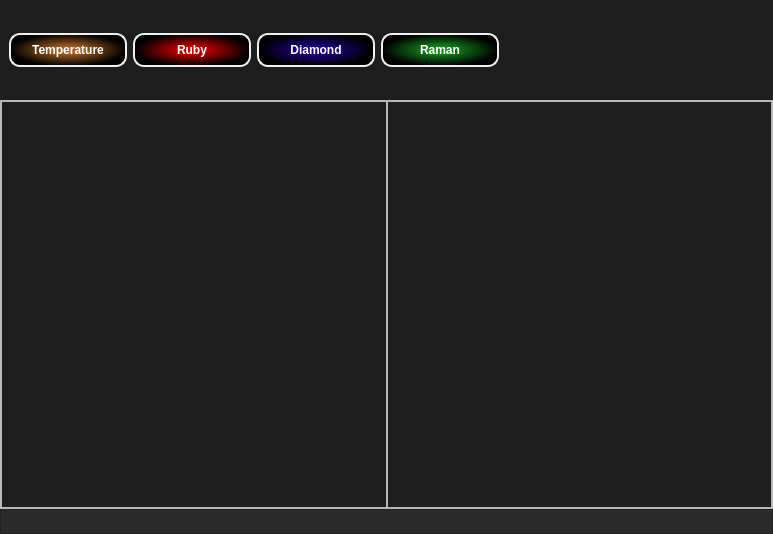
Qt form T-Rax/UIFiles/T_Rax_MainWindow.ui (CPrescher/T-rax) before a commit.
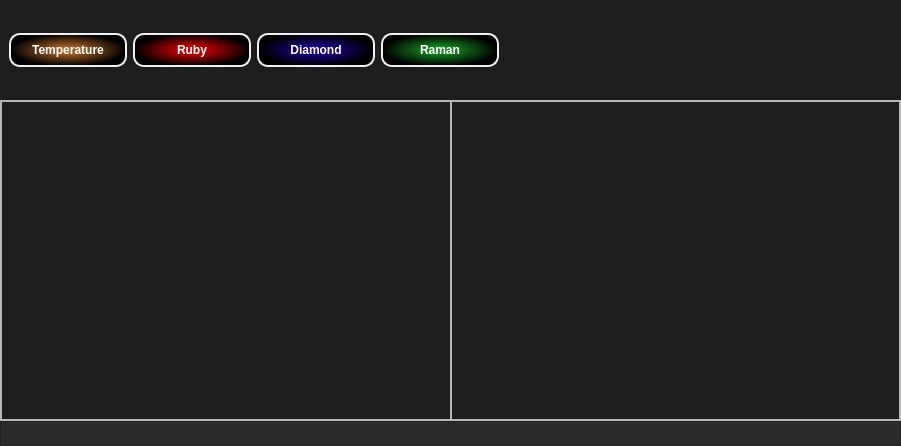
The same form after that commit.

Commit message: starting size of windows is now adjusted, roi selector will be aligned to the base of the main windows when roi-setup buttons are clicked x-limits are now hidden when we have are using an image file... for temperature stuff

Patch:
```diff
--- a/T-Rax/UIFiles/T_Rax_MainWindow.ui
+++ b/T-Rax/UIFiles/T_Rax_MainWindow.ui
@@ -6,8 +6,8 @@
    <rect>
     <x>0</x>
     <y>0</y>
-    <width>773</width>
-    <height>534</height>
+    <width>901</width>
+    <height>446</height>
    </rect>
   </property>
   <property name="sizePolicy">
```
The commit also changes 5 other files.
